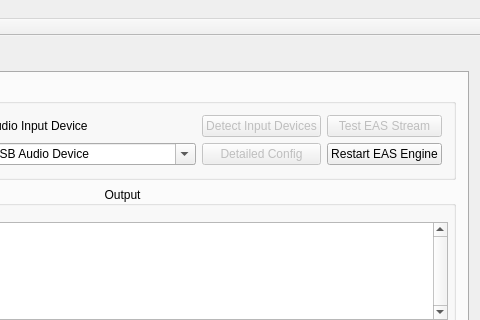
Old version of the form Source/mainwindow.ui in the repository dedicatedbroadcastsolutions/TvARP; both pictures show x 451 to 931 and y 0 to 320 of the 931 by 491 pixel window.
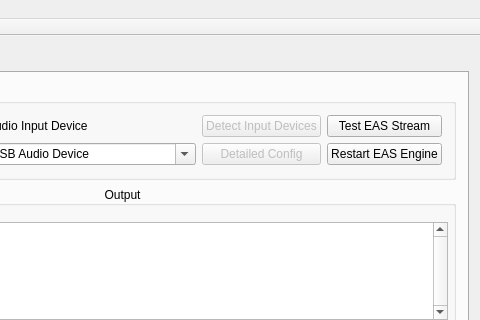
New version of the form. The open tabs and pages were chosen to show the change. Icons and pictures are not drawn.

Diff of the .ui file:
```diff
--- a/Source/mainwindow.ui
+++ b/Source/mainwindow.ui
@@ -119,13 +119,13 @@
              <item row="0" column="6">
               <widget class="QPushButton" name="pushButton">
                <property name="enabled">
-                <bool>false</bool>
+                <bool>true</bool>
                </property>
                <property name="text">
                 <string>Test EAS Stream</string>
                </property>
                <property name="checkable">
-                <bool>true</bool>
+                <bool>false</bool>
                </property>
               </widget>
              </item>
```
Left out of the diff: 4 changed lines with no effect on the pictures.
